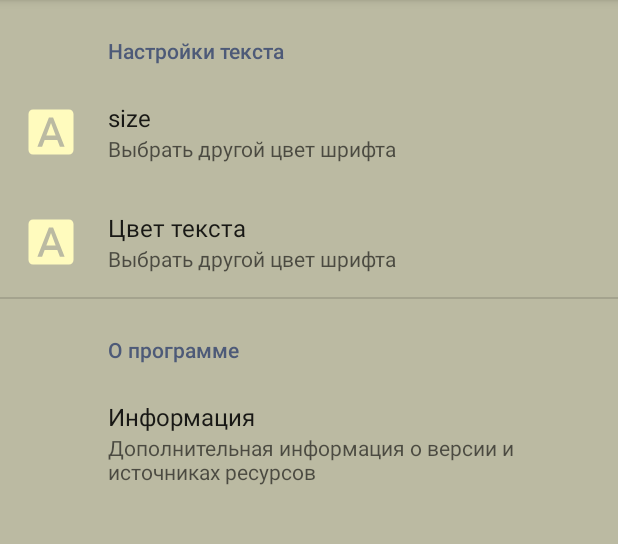
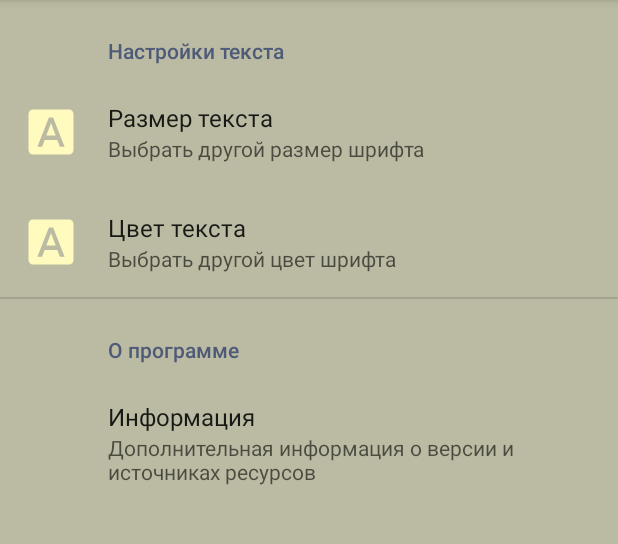
Before and after one commit to alexrnov/LamrimConspectus, an Android app: the SettingsFragment screen opened directly, with no data from a screen before it, on a phone screen of 412 x 824 dp, the part 84-628 px from its top. Run offline under Robolectric (Android 15) with nearby library versions, the phone set to English and light mode, and no system bars; our stand-ins replace androidx.preference.

Commit message:
create settings

```diff
--- a/app/src/main/res/values/arrays.xml
+++ b/app/src/main/res/values/arrays.xml
@@ -33,23 +33,23 @@
     </string-array>
 
 
-
+    <!-- text font size names array -->
     <string-array name="text_size_names_array">
-        <item>@string/black_color</item>
+        <item>@string/min_size</item>
         <!--item>#00FFFF</item-->
 
-        <item>@string/gray_color</item>
+        <item>@string/middle_size</item>
         <!--item>#F0FFFF</item-->
 
-        <item>@string/brown_color</item>
+        <item>@string/big_size</item>
         <!--item>#F5F5DC</item-->
 
-        <item>@string/blue_color</item>
+        <item>@string/very_big_size</item>
         <!--item>#FFF8DC</item-->
 
     </string-array>
 
-    <!-- text color values array -->
+    <!-- text font size values array -->
     <string-array name="text_size_values_array">
         <!--item>Aqua</item-->
         <item>#00FFFF</item>
--- a/app/src/main/res/values/strings.xml
+++ b/app/src/main/res/values/strings.xml
@@ -12,17 +12,23 @@
 
     <!-- settings -->
     <string name="font_category">Настройки текста</string>
+
+    <string name="font_size">Размер текста</string>
+    <string name="font_size_summary">Выбрать другой размер шрифта</string>
+    <string name="min_size">мелкий</string>
+    <string name="middle_size">средний</string>
+    <string name="big_size">большой</string>
+    <string name="very_big_size">очень большой</string>
+
     <string name="font_color">Цвет текста</string>
     <string name="font_color_summary">Выбрать другой цвет шрифта</string>
+    <string name="black_color">черный</string>
+    <string name="gray_color">серый</string>
+    <string name="brown_color">коричневый</string>
+    <string name="blue_color">синий</string>
 
     <string name="about_program_category">О программе</string>
     <string name="program_information">Информация</string>
     <string name="information_summary">Дополнительная информация о версии и источниках ресурсов</string>
 
-
-    <string name="black_color">черный</string>
-    <string name="gray_color">серый</string>
-    <string name="brown_color">коричневый</string>
-    <string name="blue_color">синий</string>
-
 </resources>
--- a/app/src/main/res/xml/preferences.xml
+++ b/app/src/main/res/xml/preferences.xml
@@ -8,11 +8,11 @@
 
         <ListPreference
             android:key="font_size"
-            android:title="size"
+            android:title="@string/font_size"
             android:defaultValue="#00FFFF"
             android:entries="@array/text_size_names_array"
             android:entryValues="@array/text_size_values_array"
-            android:summary="@string/font_color_summary"
+            android:summary="@string/font_size_summary"
             android:icon="@drawable/font_color_icon"
             android:dialogIcon="@drawable/font_color_icon"
             />
```
